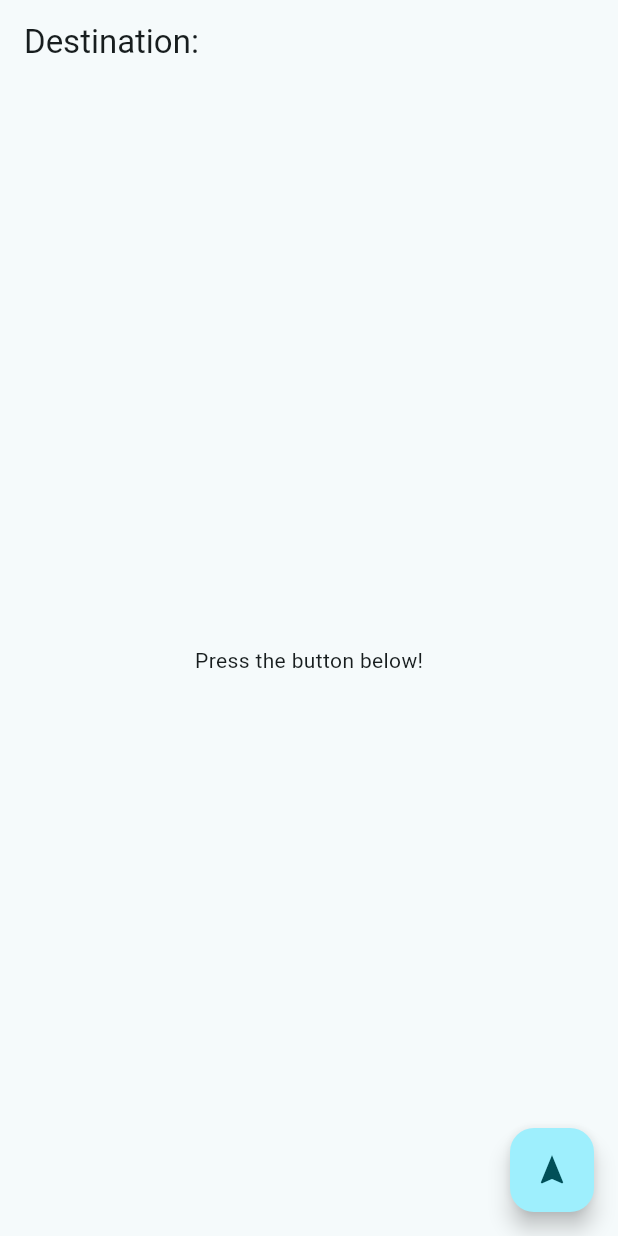
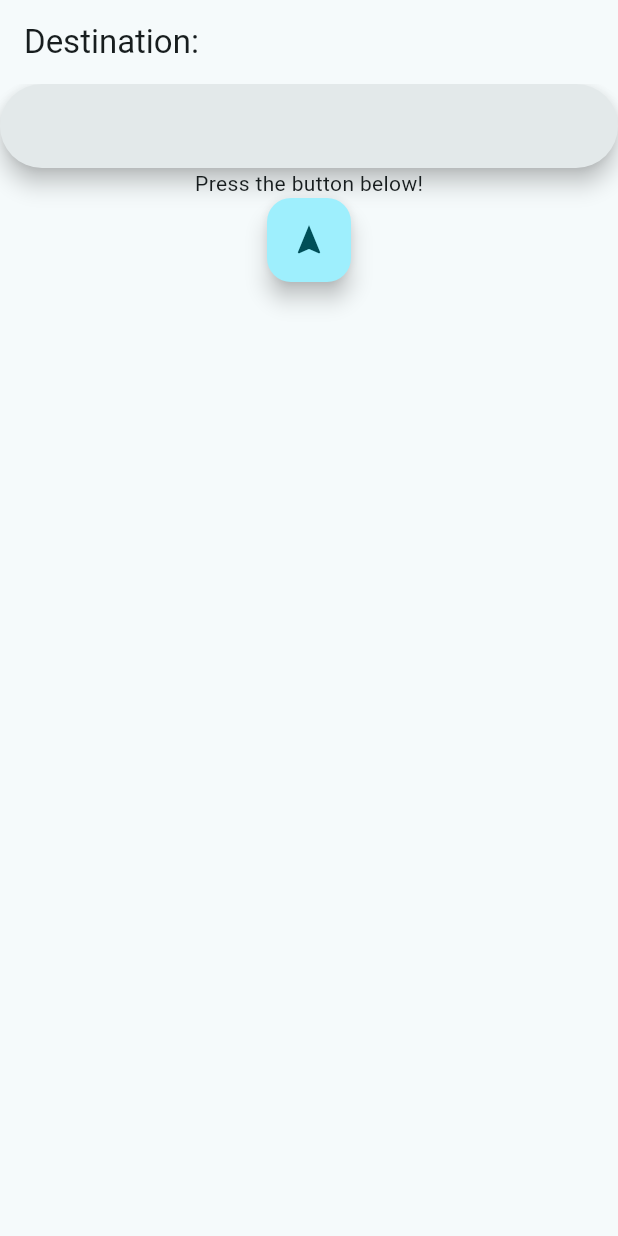
Before and after one commit to kateG03/HackOhio11, a Flutter app: the FloatingActionButtonExample screen opened directly, on a phone screen of 412 x 824 dp. Run offline on Flutter 3.47's test engine with Material 2 defaults, Android fonts, the phone set to English and light mode, and no system bars; our stand-ins replace geolocator.

Commit message:
linking screen 1 & 2 attempt

```diff
--- a/lib/UI/search_screen2.dart
+++ b/lib/UI/search_screen2.dart
@@ -38,8 +38,11 @@ class _FloatingActionButtonExampleState
         appBar: AppBar(
           title: const Text('Destination: '),
         ),
-      body: const Center(child: Text('Press the button below!')),
-      floatingActionButton: FloatingActionButton(
+        body: Column(
+          children: [
+            const SearchBar(),
+            const Center(child: Text('Press the button below!')),
+            FloatingActionButton(
               onPressed: () {
                 setState(() {
                   index = (index + 1) % customizations.length;
@@ -50,6 +53,7 @@ class _FloatingActionButtonExampleState
               shape: customizations[index].$3,
               child: const Icon(Icons.navigation),
             ),
-    );
+          ],
+        ));
   }
 }
```
Also changed, not shown: lib/UI/start_screen.dart (+8 -1 lines). Lines whose indentation alone changed are shown as unchanged.
